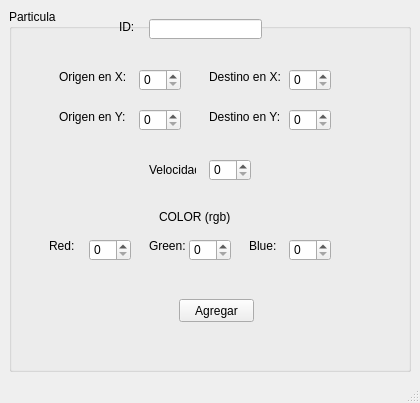
Qt form mainwindow.ui (SeleneGRdz/Actividad_8) before a commit.
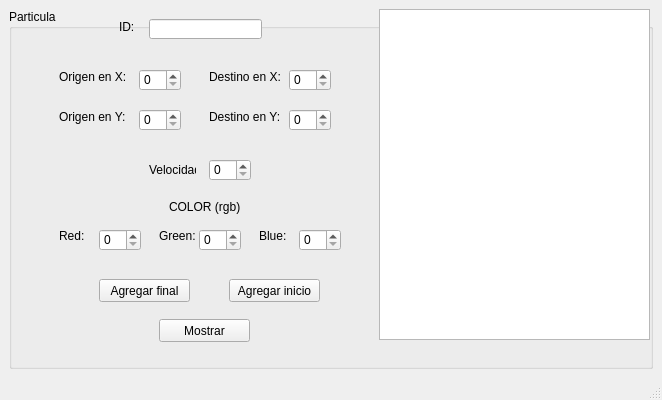
The same form after that commit.

Commit message: Conectamos UI con el código para agregar particulas

Diff of the .ui file:
```diff
--- a/mainwindow.ui
+++ b/mainwindow.ui
@@ -6,8 +6,8 @@
    <rect>
     <x>0</x>
     <y>0</y>
-    <width>420</width>
-    <height>403</height>
+    <width>662</width>
+    <height>400</height>
    </rect>
   </property>
   <property name="windowTitle">
@@ -15,7 +15,7 @@
   </property>
   <widget class="QWidget" name="centralwidget">
    <layout class="QGridLayout" name="gridLayout">
-    <item row="0" column="0">
+    <item row="0" column="1">
      <widget class="QGroupBox" name="groupBox">
       <property name="title">
        <string>Particula</string>
@@ -23,8 +23,8 @@
       <widget class="QSpinBox" name="spinBox_8">
        <property name="geometry">
         <rect>
-         <x>180</x>
-         <y>230</y>
+         <x>190</x>
+         <y>220</y>
          <width>42</width>
          <height>22</height>
         </rect>
@@ -78,8 +78,8 @@
       <widget class="QLabel" name="label_9">
        <property name="geometry">
         <rect>
-         <x>140</x>
-         <y>230</y>
+         <x>150</x>
+         <y>220</y>
          <width>47</width>
          <height>13</height>
         </rect>
@@ -149,8 +149,8 @@
       <widget class="QLabel" name="label_7">
        <property name="geometry">
         <rect>
-         <x>150</x>
-         <y>200</y>
+         <x>160</x>
+         <y>190</y>
          <width>71</width>
          <height>16</height>
         </rect>
@@ -162,8 +162,8 @@
       <widget class="QLabel" name="label_10">
        <property name="geometry">
         <rect>
-         <x>240</x>
-         <y>230</y>
+         <x>250</x>
+         <y>220</y>
          <width>47</width>
          <height>13</height>
         </rect>
@@ -201,8 +201,8 @@
       <widget class="QSpinBox" name="spinBox_7">
        <property name="geometry">
         <rect>
-         <x>280</x>
-         <y>230</y>
+         <x>290</x>
+         <y>220</y>
          <width>42</width>
          <height>22</height>
         </rect>
@@ -233,14 +233,14 @@
       <widget class="QPushButton" name="pushButton">
        <property name="geometry">
         <rect>
-         <x>170</x>
-         <y>290</y>
-         <width>75</width>
+         <x>90</x>
+         <y>270</y>
+         <width>91</width>
          <height>23</height>
         </rect>
        </property>
        <property name="text">
-        <string>Agregar</string>
+        <string>Agregar final</string>
        </property>
       </widget>
       <widget class="QLabel" name="label_6">
@@ -275,8 +275,8 @@
       <widget class="QSpinBox" name="spinBox_6">
        <property name="geometry">
         <rect>
-         <x>80</x>
-         <y>230</y>
+         <x>90</x>
+         <y>220</y>
          <width>42</width>
          <height>22</height>
         </rect>
@@ -291,8 +291,8 @@
       <widget class="QLabel" name="label_8">
        <property name="geometry">
         <rect>
-         <x>40</x>
-         <y>230</y>
+         <x>50</x>
+         <y>220</y>
          <width>47</width>
          <height>13</height>
         </rect>
@@ -301,6 +301,42 @@
         <string>Red:</string>
        </property>
       </widget>
+      <widget class="QPushButton" name="agregarInicio_pushButton">
+       <property name="geometry">
+        <rect>
+         <x>220</x>
+         <y>270</y>
+         <width>91</width>
+         <height>23</height>
+        </rect>
+       </property>
+       <property name="text">
+        <string>Agregar inicio</string>
+       </property>
+      </widget>
+      <widget class="QPushButton" name="mostrar_pushButton">
+       <property name="geometry">
+        <rect>
+         <x>150</x>
+         <y>310</y>
+         <width>91</width>
+         <height>23</height>
+        </rect>
+       </property>
+       <property name="text">
+        <string>Mostrar</string>
+       </property>
+      </widget>
+      <widget class="QPlainTextEdit" name="salida">
+       <property name="geometry">
+        <rect>
+         <x>370</x>
+         <y>0</y>
+         <width>271</width>
+         <height>331</height>
+        </rect>
+       </property>
+      </widget>
      </widget>
     </item>
    </layout>
```
Left out of the diff: 22 changed lines with no effect on the pictures. The commit also changes 10 other files.
